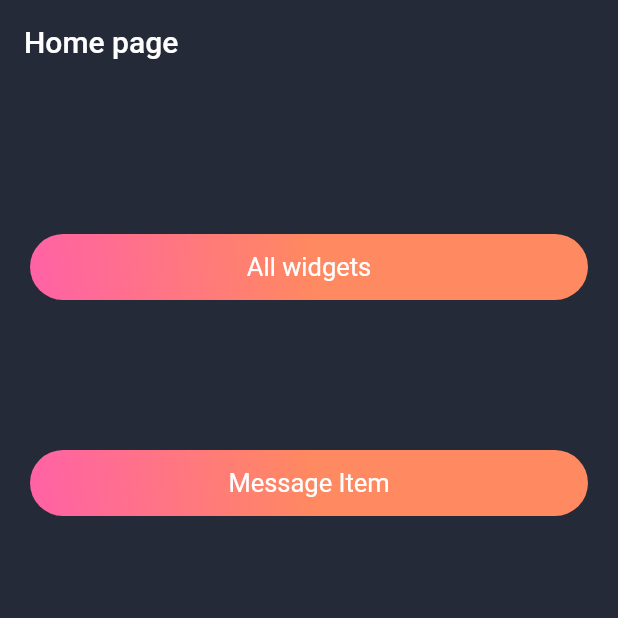
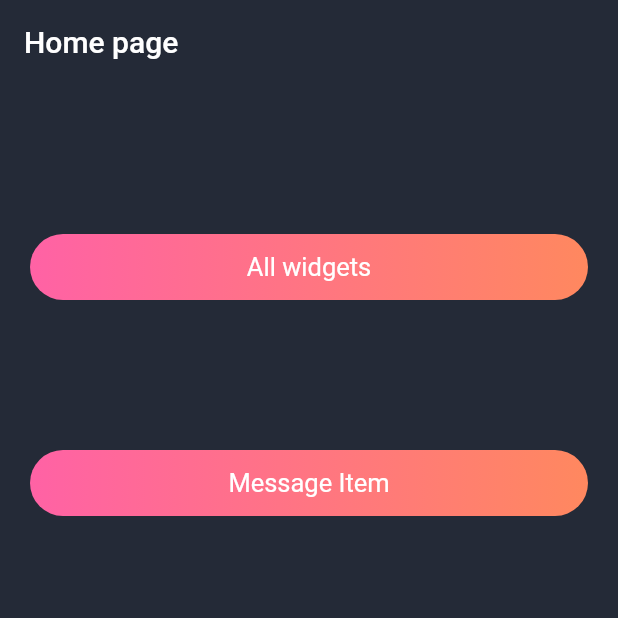
Before and after one commit to MinhNgoc1802/fs01_day02_01, a Flutter app: the screen it shows after launch, on a phone screen of 412 x 824 dp, the top half of it. Run offline on Flutter 3.47's test engine with Material 2 defaults, Android fonts, the light colour scheme and no system bars.

Commit message:
adjust themes

```diff
--- a/lib/models/models.dart
+++ b/lib/models/models.dart
@@ -0,0 +1 @@
+export 'message.dart';
--- a/lib/pages/all_widgets_page.dart
+++ b/lib/pages/all_widgets_page.dart
@@ -1,4 +1,5 @@
 import 'package:flutter/material.dart';
+import 'package:fs01_day02_01/common/rectangle_button.dart';
 import 'package:fs01_day02_01/models/message.dart';
 import 'package:fs01_day02_01/themes/app_colors.dart';
 import 'package:fs01_day02_01/widgets/widgets.dart';
@@ -27,6 +28,11 @@ class AllWidgets extends StatelessWidget {
             MessageItemWidget(
               message: dummyData,
             ),
+            RectangleButton(
+                title: 'Rectangle Button',
+                callback: () {
+                  debugPrint('Xin chao!');
+                })
           ],
         ),
       ),
--- a/lib/pages/home_page.dart
+++ b/lib/pages/home_page.dart
@@ -1,9 +1,7 @@
 import 'package:flutter/material.dart';
 import 'package:fs01_day02_01/common/common.dart';
 import 'package:fs01_day02_01/themes/app_colors.dart';
-import 'package:fs01_day02_01/widgets/widgets.dart';
-
-import 'message_list_page.dart';
+import 'pages.dart';
 
 class HomePage extends StatelessWidget {
   const HomePage({Key? key}) : super(key: key);
--- a/lib/pages/message_list_page.dart
+++ b/lib/pages/message_list_page.dart
@@ -1,7 +1,7 @@
 import 'package:flutter/material.dart';
-import 'package:fs01_day02_01/models/message.dart';
-import 'package:fs01_day02_01/themes/app_colors.dart';
-import 'package:fs01_day02_01/widgets/widgets.dart';
+import '/models/models.dart';
+import '/themes/themes.dart';
+import '/widgets/widgets.dart';
 
 class MessageListPage extends StatelessWidget {
   const MessageListPage({Key? key}) : super(key: key);
--- a/lib/themes/app_colors.dart
+++ b/lib/themes/app_colors.dart
@@ -5,11 +5,11 @@ class AppColors {
   static const Color backgroundDark = Color(0xff242A37);
 
   static const pinkAccent = LinearGradient(
-    begin: Alignment.topCenter,
+    begin: Alignment.centerRight,
     end: Alignment.centerLeft,
     colors: [
       Color(
-        0xffFF8960,
+        0xffFF885F,
       ),
       Color(
         0xffFF62A5,
--- a/lib/themes/themes.dart
+++ b/lib/themes/themes.dart
@@ -1 +1,2 @@
 export 'app_colors.dart';
+export 'app_decoration.dart';
--- a/lib/widgets/message_item.dart
+++ b/lib/widgets/message_item.dart
@@ -7,10 +7,10 @@ class MessageItemWidget extends StatelessWidget {
   const MessageItemWidget({
     Key? key,
     required this.message,
-  }) : super(
-          key: key,
-        );
+  }) : super(key: key);
+
   final Message message;
+
   @override
   Widget build(BuildContext context) {
     return Container(
--- a/lib/widgets/new_message_number.dart
+++ b/lib/widgets/new_message_number.dart
@@ -1,13 +1,11 @@
 import 'package:flutter/material.dart';
-import 'package:fs01_day02_01/themes/app_colors.dart';
+import '/themes/themes.dart';
 
 class NewMessageNumber extends StatelessWidget {
   const NewMessageNumber({
     Key? key,
     required this.number,
-  }) : super(
-          key: key,
-        );
+  }) : super(key: key);
 
   final int number;
 
--- a/lib/widgets/online_circle.dart
+++ b/lib/widgets/online_circle.dart
@@ -1,5 +1,4 @@
 import 'package:flutter/material.dart';
-import 'package:fs01_day02_01/widgets/widgets.dart';
 
 class CircleOnline extends StatelessWidget {
   const CircleOnline({Key? key}) : super(key: key);
--- a/lib/widgets/widgets.dart
+++ b/lib/widgets/widgets.dart
@@ -2,4 +2,3 @@ export 'message_item.dart';
 export 'avatar.dart';
 export 'online_circle.dart';
 export 'new_message_number.dart';
-export '../pages/all_widgets_page.dart';
```
Also changed, not shown: lib/widgets/avatar.dart (+7 -11 lines).
